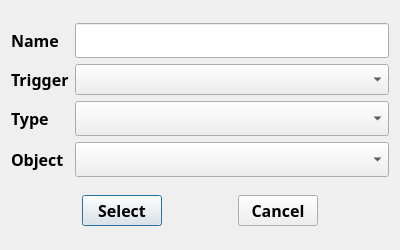
Before: the Qt Designer form events/EventSelectWIdget.ui in CURTLab/LVGLBuilder, drawn with Qt 5.
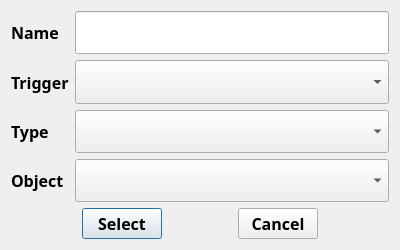
After: the same form once the commit is applied.

Commit message: Resize the event window

Diff of the .ui file:
```diff
--- a/events/EventSelectWIdget.ui
+++ b/events/EventSelectWIdget.ui
@@ -47,6 +47,12 @@
      </item>
      <item row="0" column="1">
       <widget class="QLineEdit" name="nameEdit">
+       <property name="sizePolicy">
+        <sizepolicy hsizetype="Expanding" vsizetype="Preferred">
+         <horstretch>0</horstretch>
+         <verstretch>0</verstretch>
+        </sizepolicy>
+       </property>
        <property name="minimumSize">
         <size>
          <width>0</width>
@@ -80,6 +86,12 @@
      </item>
      <item row="1" column="1">
       <widget class="QComboBox" name="triggercomb">
+       <property name="sizePolicy">
+        <sizepolicy hsizetype="Expanding" vsizetype="Preferred">
+         <horstretch>0</horstretch>
+         <verstretch>0</verstretch>
+        </sizepolicy>
+       </property>
        <property name="minimumSize">
         <size>
          <width>0</width>
@@ -113,6 +125,12 @@
      </item>
      <item row="2" column="1">
       <widget class="QComboBox" name="typecomb">
+       <property name="sizePolicy">
+        <sizepolicy hsizetype="Expanding" vsizetype="Preferred">
+         <horstretch>0</horstretch>
+         <verstretch>0</verstretch>
+        </sizepolicy>
+       </property>
        <property name="minimumSize">
         <size>
          <width>0</width>
@@ -146,6 +164,12 @@
      </item>
      <item row="3" column="1">
       <widget class="QComboBox" name="objectcomb">
+       <property name="sizePolicy">
+        <sizepolicy hsizetype="Expanding" vsizetype="Preferred">
+         <horstretch>0</horstretch>
+         <verstretch>0</verstretch>
+        </sizepolicy>
+       </property>
        <property name="minimumSize">
         <size>
          <width>0</width>
```
The commit also changes 2 other files.
